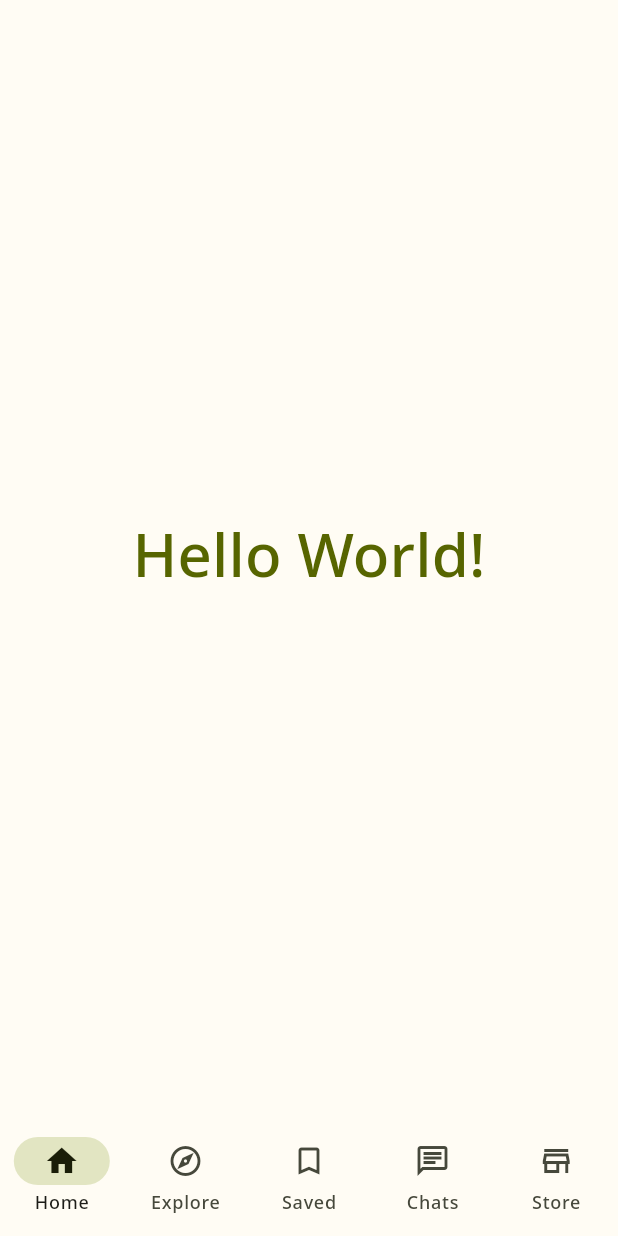
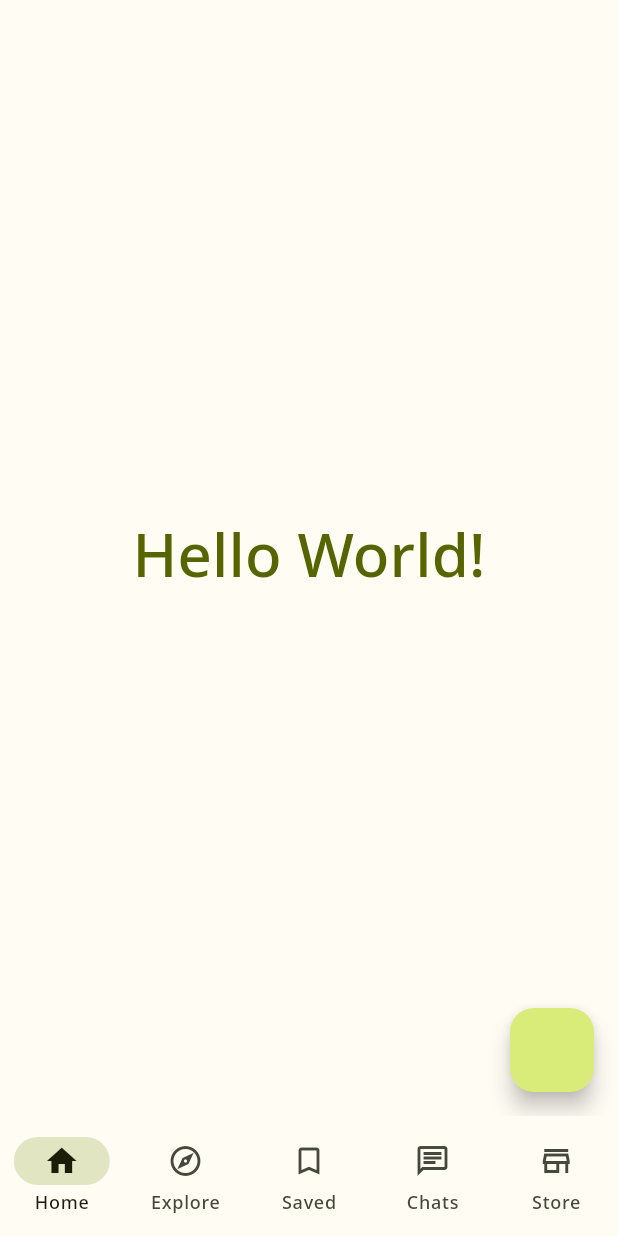
Before and after one commit to Richard-Van-Intania/app_789plates_mobile, a Flutter app: the screen it shows after launch, on a phone screen of 412 x 824 dp. Run offline on Flutter 3.47's test engine with Material 3 defaults, Android fonts, the phone set to English and light mode, and no system bars; our stand-ins replace flutter_hooks, go_router, hooks_riverpod, riverpod_annotation, shared_preferences; generated files the repository leaves out were written again.

Commit message:
edit nav system

```diff
--- a/lib/main.dart
+++ b/lib/main.dart
@@ -8,6 +8,9 @@ import 'color_schemes.g.dart';
 import 'initialize.dart';
 import 'provider.dart';
 import 'screen/create_new_account/create_new_account_screen.dart';
+import 'screen/forgot_password/forgot_password_screen.dart';
+import 'screen/forgot_password/new_password_screen.dart';
+import 'screen/forgot_password/verification_code_forgot_screen.dart';
 import 'screen/sign_in_screen.dart';
 import 'tab/chat_tab.dart';
 import 'tab/explore_tab.dart';
@@ -40,21 +43,36 @@ class MyApp extends HookConsumerWidget {
       themeMode: themeMode,
       theme: ThemeData(fontFamily: 'Noto Sans Thai', useMaterial3: true, colorScheme: lightColorScheme),
       darkTheme: ThemeData(fontFamily: 'Noto Sans Thai', useMaterial3: true, colorScheme: darkColorScheme),
-      //   home: const MyHomePage(),
       routerConfig: GoRouter(
-        initialLocation: '/',
+        initialLocation: '/myhomepage',
         routes: <RouteBase>[
           GoRoute(
-            path: '/',
+            path: '/myhomepage',
             builder: (BuildContext context, GoRouterState state) => const MyHomePage(),
           ),
           GoRoute(
-            path: '/signin',
-            builder: (context, state) => const SignInScreen(),
+            path: '/signinscreen',
+            builder: (BuildContext context, GoRouterState state) => const SignInScreen(),
             routes: <RouteBase>[
               GoRoute(
-                path: 'createaccount',
+                path: 'createnewaccountscreen',
                 builder: (BuildContext context, GoRouterState state) => const CreateNewAccountScreen(),
+              ),
+            ],
+          ),
+          GoRoute(
+            path: '/forgotpasswordscreen',
+            builder: (BuildContext context, GoRouterState state) => const ForgotPasswordScreen(),
+            routes: <RouteBase>[
+              GoRoute(
+                path: 'verificationcodeforgotscreen',
+                builder: (BuildContext context, GoRouterState state) => const VerificationCodeForgotScreen(),
+                routes: <RouteBase>[
+                  GoRoute(
+                    path: 'newpasswordscreen',
+                    builder: (BuildContext context, GoRouterState state) => const NewPasswordScreen(),
+                  ),
+                ],
               ),
             ],
           ),
--- a/lib/screen/forgot_password/forgot_password_screen.dart
+++ b/lib/screen/forgot_password/forgot_password_screen.dart
@@ -1,4 +1,5 @@
 import 'package:flutter/material.dart';
+import 'package:go_router/go_router.dart';
 import 'package:hooks_riverpod/hooks_riverpod.dart';
 import 'verification_code_forgot_screen.dart';
 
@@ -40,6 +41,9 @@ class _ForgotPasswordScreenState extends ConsumerState<ForgotPasswordScreen> {
             FilledButton(
               onPressed: () {
                 Navigator.of(context).push(MaterialPageRoute(builder: (context) => const VerificationCodeForgotScreen()));
+                // context.push('/forgotpasswordscreen');
+                // context.go('/forgotpasswordscreen');
+                // context.push('/forgotpasswordscreen/verificationcodeforgotscreen');
               },
               child: Container(width: double.infinity, height: 48, alignment: Alignment.center, child: Text('Next')),
             ),
--- a/lib/tab/home_tab.dart
+++ b/lib/tab/home_tab.dart
@@ -1,7 +1,9 @@
 import 'package:flutter/material.dart';
 import 'package:flutter_gen/gen_l10n/app_localizations.dart';
+import 'package:go_router/go_router.dart';
 import 'package:hooks_riverpod/hooks_riverpod.dart';
 import '../provider.dart';
+import '../screen/forgot_password/forgot_password_screen.dart';
 
 class HomeTab extends StatefulHookConsumerWidget {
   const HomeTab({super.key});
@@ -28,6 +30,10 @@ class _HomeTabState extends ConsumerState<HomeTab> {
           ),
         ),
       ),
+      floatingActionButton: FloatingActionButton(onPressed: () {
+        context.go('/forgotpasswordscreen');
+        // context.push('/forgotpasswordscreen');
+      }),
     );
   }
 }
--- a/lib/tab/store_tab.dart
+++ b/lib/tab/store_tab.dart
@@ -130,8 +130,7 @@ class _StoreTabState extends ConsumerState<StoreTab> {
             child: TextButton.icon(
               onPressed: () {
                 Navigator.pop(context);
-                // sign out
-                context.go('/signin');
+                context.go('/forgotpasswordscreen');
               },
               icon: const Icon(Icons.logout_outlined),
               label: Text(AppLocalizations.of(context)!.logOut),
```
Also changed, not shown: lib/screen/forgot_password/new_password_screen.dart (+6 -1 lines), note.txt (+9 -0 lines).
